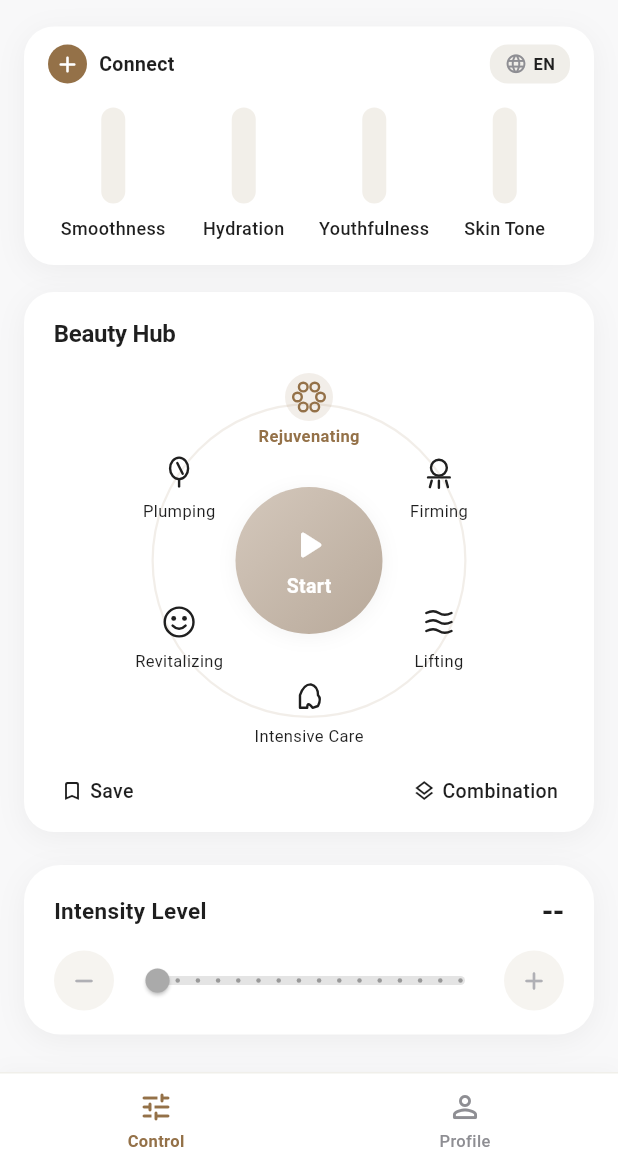
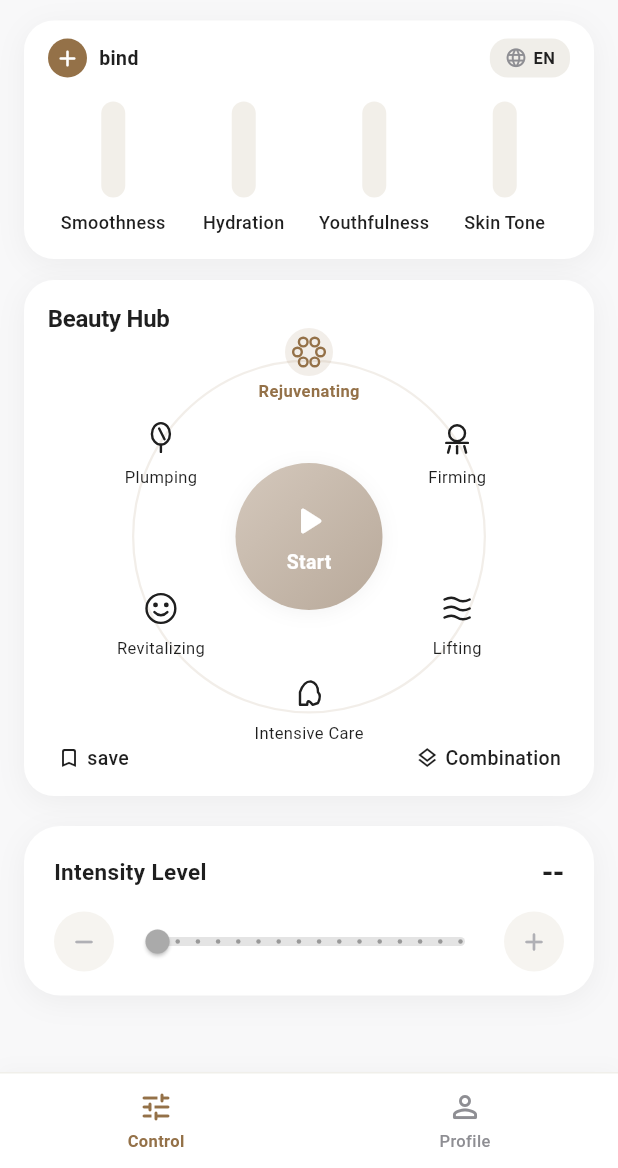
Before and after one commit to coral2017/aimm, a Flutter app: the screen it shows after launch, on a phone screen of 412 x 824 dp, the part 68-1236 px from its top. Run offline on Flutter 3.47's test engine with Material 3 defaults, Android fonts, the phone set to English and light mode, and no system bars; our stand-ins replace flutter_blue_plus; Roboto replaces fonts that are missing (PingFang SC).

Commit message:
feat: complete BeautyHub proportions, ConnectedDeviceDialog, heartbeat watchdog, and strict BLE filtering

```diff
--- a/lib/core/l10n/translations_en.dart
+++ b/lib/core/l10n/translations_en.dart
@@ -8,6 +8,7 @@ const Map<String, String> translationsEn = {
   'cancelConnection': 'Cancel',
   'connect': 'Connect',
   'bind': 'bind',
+  'unbindDevice': 'Unbind Device',
   'disconnect': 'Disconnect',
   'noDevicesFound': 'If host is off, press power button to turn on (blue light flashing).',
   'rescan': 'Scan Again',
@@ -22,7 +23,7 @@ const Map<String, String> translationsEn = {
   'intensiveCare': 'Intensive Care',
   'revitalizing': 'Revitalizing',
   'plumping': 'Plumping',
-  'save': 'Save',
+  'save': 'save',
   'saveMode': 'Save Current Mode',
   'savedModes': 'Saved Modes',
   'combination': 'Combination',
@@ -67,6 +68,10 @@ const Map<String, String> translationsEn = {
   'randomCycle': 'Random Routine',
   'sequenceCycle': 'Standard Routine',
   'treatmentComplete': 'Treatment complete! Mask has turned off automatically.',
+  'deviceDisconnectedAlert': '⚠️ Mask device disconnected. Please check device power or range.',
+  'lowBatteryAlert': '⚠️ Mask battery is low (<=15%). Please recharge soon.',
+  'heartbeatTimeoutAlert': '⚠️ Device communication timeout. Please check device status.',
+  'treatmentCompleteAlert': '🎉 Treatment complete (12:00)! Mask has turned off.',
   'battery': 'Battery',
   'timeRemaining': 'Time Remaining',
   'min': 'min',
--- a/lib/core/l10n/translations_zh_cn.dart
+++ b/lib/core/l10n/translations_zh_cn.dart
@@ -1,5 +1,5 @@
 const Map<String, String> translationsZhCn = {
-  'appTitle': 'AI智能面膜',
+  'appTitle': 'AI-Smart Mask',
   'analysisReport': '智检测报告',
   'connected': '已连接',
   'disconnected': '未连接',
@@ -8,6 +8,7 @@ const Map<String, String> translationsZhCn = {
   'cancelConnection': '取消连接',
   'connect': '连接',
   'bind': '绑定设备',
+  'unbindDevice': '解绑设备',
   'disconnect': '断开连接',
   'noDevicesFound': '主机如没开机，请先按开关键打开主机（蓝灯闪烁）。',
   'rescan': '重新扫描',
@@ -22,10 +23,10 @@ const Map<String, String> translationsZhCn = {
   'intensiveCare': '深度修护',
   'revitalizing': '舒缓修护',
   'plumping': '水光盈润',
-  'save': '保存',
+  'save': 'save',
   'saveMode': '保存当前模式',
   'savedModes': '保存的模式',
-  'combination': '组合模式',
+  'combination': 'Combination',
   'start': '开启',
   'pause': '暂停',
   'stop': '关闭',
@@ -67,6 +68,10 @@ const Map<String, String> translationsZhCn = {
   'randomCycle': '随机轮播模式',
   'sequenceCycle': '标准循环模式',
   'treatmentComplete': '12分钟护肤完成，面膜设备已自动停止！',
+  'deviceDisconnectedAlert': '⚠️ 面膜设备已断开连接，请检查设备电量或是否已关机',
+  'lowBatteryAlert': '⚠️ 面膜设备电量较低（≤15%），请及时充电',
+  'heartbeatTimeoutAlert': '⚠️ 面膜通讯超时，请检查设备状态',
+  'treatmentCompleteAlert': '🎉 12分钟护肤完成，面膜设备已自动关停！',
   'battery': '电量',
   'timeRemaining': '剩余时间',
   'min': '分',
--- a/lib/core/l10n/translations_zh_tw.dart
+++ b/lib/core/l10n/translations_zh_tw.dart
@@ -1,5 +1,5 @@
 const Map<String, String> translationsZhTw = {
-  'appTitle': 'AI智能面膜',
+  'appTitle': 'AI-Smart Mask',
   'analysisReport': '智檢測報告',
   'connected': '已連接',
   'disconnected': '未連接',
@@ -8,6 +8,7 @@ const Map<String, String> translationsZhTw = {
   'cancelConnection': '取消連接',
   'connect': '連接',
   'bind': '綁定設備',
+  'unbindDevice': '解綁設備',
   'disconnect': '斷開連接',
   'noDevicesFound': '主機如沒開機，請先按開關鍵打開主機（藍燈閃爍）。',
   'rescan': '重新掃描',
@@ -22,10 +23,10 @@ const Map<String, String> translationsZhTw = {
   'intensiveCare': '深度修護',
   'revitalizing': '舒緩修護',
   'plumping': '水光盈潤',
-  'save': '保存',
+  'save': 'save',
   'saveMode': '保存當前模式',
   'savedModes': '保存的模式',
-  'combination': '組合模式',
+  'combination': 'Combination',
   'start': '開啟',
   'pause': '暫停',
   'stop': '關閉',
@@ -47,7 +48,7 @@ const Map<String, String> translationsZhTw = {
   'skinSoothing': '舒緩鎮靜',
   'evenSkinTone': '均勻膚色',
   'reportSmoothnessDesc': '微電流激活面部肌肉，收縮細化毛孔，令肌膚細膩柔滑。',
-  'reportYouthfulnessDesc': '淡化細紋，煥活細胞能量，促進膠原蛋白新生。提拉面部輪廓，緊緻下頜線。',
+  'reportYouthfulnessDesc': '淡化細紋，煥活細胞能量，促進膠原蛋白新生。提拉面部輪廓，緊致下頜線。',
   'reportHydrationDesc': '平衡肌膚水油比例，深層補水鎖水，讓肌膚飽滿潤澤透亮。',
   'reportSkinToneDesc': '分解色沉，加速黑色素代謝，抑制酪氨酸酶活性，均淨提亮膚色。',
   'historyReport': '歷史報告',
@@ -67,6 +68,10 @@ const Map<String, String> translationsZhTw = {
   'randomCycle': '隨機輪播模式',
   'sequenceCycle': '標準循環模式',
   'treatmentComplete': '12分鐘護膚完成，面膜設備已自動停止！',
+  'deviceDisconnectedAlert': '⚠️ 面膜設備已斷開連接，請檢查設備電量或是否已開機',
+  'lowBatteryAlert': '⚠️ 面膜設備電量較低（≤15%），請及時充電',
+  'heartbeatTimeoutAlert': '⚠️ 面膜通訊超時，請檢查設備狀態',
+  'treatmentCompleteAlert': '🎉 12分鐘護膚完成，面膜設備已自動關停！',
   'battery': '電量',
   'timeRemaining': '剩餘時間',
   'min': '分',
--- a/lib/features/control/presentation/control_page.dart
+++ b/lib/features/control/presentation/control_page.dart
@@ -1,8 +1,8 @@
+import 'dart:async';
 import 'package:flutter/material.dart';
 import 'package:provider/provider.dart';
 import '../../../../core/l10n/app_localizations.dart';
 import '../../../../core/theme/app_colors.dart';
-import '../../connection/presentation/device_connection_dialog.dart';
 import '../../report/presentation/analysis_report_page.dart';
 import '../providers/mask_controller.dart';
 import 'widgets/circular_mode_dial.dart';
@@ -12,8 +12,55 @@ import 'widgets/intensity_slider.dart';
 import 'widgets/save_mode_dialog.dart';
 import 'widgets/status_metric_card.dart';
 
-class ControlPage extends StatelessWidget {
+class ControlPage extends StatefulWidget {
   const ControlPage({super.key});
+
+  @override
+  State<ControlPage> createState() => _ControlPageState();
+}
+
+class _ControlPageState extends State<ControlPage> {
+  StreamSubscription? _alertSub;
+
+  @override
+  void initState() {
+    super.initState();
+    WidgetsBinding.instance.addPostFrameCallback((_) {
+      final controller = context.read<MaskController>();
+      _alertSub = controller.globalAlertStream.listen((alertKey) {
+        if (!mounted) return;
+        ScaffoldMessenger.of(context).hideCurrentSnackBar();
+        ScaffoldMessenger.of(context).showSnackBar(
+          SnackBar(
+            content: Row(
+              children: [
+                const Icon(Icons.warning_amber_rounded, color: Colors.white, size: 20),
+                const SizedBox(width: 10),
+                Expanded(
+                  child: Text(
+                    context.tr(alertKey),
+                    style: const TextStyle(fontSize: 13, fontWeight: FontWeight.w500),
+                  ),
+                ),
+              ],
+            ),
+            backgroundColor: alertKey.contains('Complete')
+                ? const Color(0xFF2E7D32)
+                : const Color(0xFFC62828),
+            duration: const Duration(seconds: 4),
+            behavior: SnackBarBehavior.floating,
+            shape: RoundedRectangleBorder(borderRadius: BorderRadius.circular(12)),
+          ),
+        );
+      });
+    });
+  }
+
+  @override
+  void dispose() {
+    _alertSub?.cancel();
+    super.dispose();
+  }
 
   @override
   Widget build(BuildContext context) {
@@ -82,12 +129,10 @@ class ControlPage extends StatelessWidget {
                 ),
               ),
 
-              const SizedBox(height: 6),
+              const SizedBox(height: 4),
 
               // Card 1: Combined Top Status & 4-Metric Bar Card (Figma 0:810 / 18:591)
-              StatusMetricCard(
-                onAddDeviceTap: () => DeviceConnectionDialog.show(context),
-              ),
+              const StatusMetricCard(),
 
               const SizedBox(height: 2),
 
--- a/lib/features/control/presentation/widgets/circular_mode_dial.dart
+++ b/lib/features/control/presentation/widgets/circular_mode_dial.dart
@@ -25,8 +25,8 @@ class CircularModeDial extends StatelessWidget {
     final isRunning = controller.isRunning;
 
     return Container(
-      margin: const EdgeInsets.symmetric(horizontal: 16.0, vertical: 8.0),
-      padding: const EdgeInsets.fromLTRB(20, 16, 20, 14),
+      margin: const EdgeInsets.symmetric(horizontal: 16.0, vertical: 6.0),
+      padding: const EdgeInsets.fromLTRB(12, 14, 12, 12),
       decoration: BoxDecoration(
         color: AppColors.cardBackground,
         borderRadius: BorderRadius.circular(20),
@@ -41,8 +41,10 @@ class CircularModeDial extends StatelessWidget {
       child: Column(
         crossAxisAlignment: CrossAxisAlignment.start,
         children: [
-          // Card Title & Optional Combination Badge
-          Row(
+          // Card Title & Optional Combination Badge (Figma 0:810)
+          Padding(
+            padding: const EdgeInsets.symmetric(horizontal: 4.0),
+            child: Row(
               mainAxisAlignment: MainAxisAlignment.spaceBetween,
               children: [
                 const Text(
@@ -72,21 +74,22 @@ class CircularModeDial extends StatelessWidget {
                   ),
               ],
             ),
+          ),
 
-          const SizedBox(height: 10),
+          const SizedBox(height: 6),
 
-          // Central Circular Mode Selector (Figma 0:810 / 18:591)
+          // Central Circular Mode Selector (Figma 0:810 / 18:591 - Spanning edge-to-edge)
           Center(
             child: SizedBox(
-              width: 260,
-              height: 260,
+              width: 318,
+              height: 256,
               child: Stack(
                 alignment: Alignment.center,
                 children: [
-                  // Outer Faint Ring (Figma 0:863)
+                  // Outer Faint Ring (Figma 0:863, diameter 240)
                   Container(
-                    width: 210,
-                    height: 210,
+                    width: 236,
+                    height: 236,
                     decoration: BoxDecoration(
                       shape: BoxShape.circle,
                       border: Border.all(
@@ -106,7 +109,7 @@ class CircularModeDial extends StatelessWidget {
                     );
                   }),
 
-                  // Center Start / Pause Button
+                  // Center Start / Pause Button (98x98)
                   _buildCenterActionButton(
                     context: context,
                     isRunning: isRunning,
@@ -129,10 +132,12 @@ class CircularModeDial extends StatelessWidget {
             ),
           ),
 
-          const SizedBox(height: 10),
+          const SizedBox(height: 6),
 
-          // Bottom Action Row (save & Combination)
-          Row(
+          // Bottom Action Row (save & Combination) (Figma 0:849 & 0:830)
+          Padding(
+            padding: const EdgeInsets.symmetric(horizontal: 4.0),
+            child: Row(
               mainAxisAlignment: MainAxisAlignment.spaceBetween,
               children: [
                 // Save Button (Figma 0:849)
@@ -140,7 +145,7 @@ class CircularModeDial extends StatelessWidget {
                   onTap: onSaveTap,
                   borderRadius: BorderRadius.circular(8),
                   child: Padding(
-                  padding: const EdgeInsets.symmetric(horizontal: 4, vertical: 4),
+                    padding: const EdgeInsets.symmetric(horizontal: 6, vertical: 4),
                     child: Row(
                       mainAxisSize: MainAxisSize.min,
                       children: [
@@ -168,7 +173,7 @@ class CircularModeDial extends StatelessWidget {
                   onTap: onCombinationTap,
                   borderRadius: BorderRadius.circular(8),
                   child: Padding(
-                  padding: const EdgeInsets.symmetric(horizontal: 4, vertical: 4),
+                    padding: const EdgeInsets.symmetric(horizontal: 6, vertical: 4),
                     child: Row(
                       mainAxisSize: MainAxisSize.min,
                       children: [
@@ -192,6 +197,7 @@ class CircularModeDial extends StatelessWidget {
                 ),
               ],
             ),
+          ),
         ],
       ),
     );
@@ -213,7 +219,8 @@ class CircularModeDial extends StatelessWidget {
       MaskModeType.plumping => 210.0, // Top Left
     };
 
-    const double radius = 100.0;
+    // Radius tuned to 114 to span gracefully across card
+    const double radius = 114.0;
     final double angleInRadians = angleInDegrees * (math.pi / 180.0);
     final double x = radius * math.cos(angleInRadians);
     final double y = radius * math.sin(angleInRadians);
@@ -228,7 +235,7 @@ class CircularModeDial extends StatelessWidget {
           onTap: onTap,
           borderRadius: BorderRadius.circular(16),
           child: Padding(
-            padding: const EdgeInsets.all(4.0),
+            padding: const EdgeInsets.all(2.0),
             child: Column(
               mainAxisSize: MainAxisSize.min,
               children: [
--- a/lib/features/control/presentation/widgets/status_metric_card.dart
+++ b/lib/features/control/presentation/widgets/status_metric_card.dart
@@ -2,15 +2,12 @@ import 'package:flutter/material.dart';
 import 'package:provider/provider.dart';
 import '../../../../core/l10n/app_localizations.dart';
 import '../../../../core/theme/app_colors.dart';
+import '../../../connection/presentation/connected_device_dialog.dart';
+import '../../../connection/presentation/device_connection_dialog.dart';
 import '../../providers/mask_controller.dart';
 
 class StatusMetricCard extends StatelessWidget {
-  final VoidCallback onAddDeviceTap;
-
-  const StatusMetricCard({
-    super.key,
-    required this.onAddDeviceTap,
-  });
+  const StatusMetricCard({super.key});
 
   @override
   Widget build(BuildContext context) {
@@ -19,7 +16,7 @@ class StatusMetricCard extends StatelessWidget {
     final metrics = controller.skinMetrics;
 
     return Container(
-      margin: const EdgeInsets.symmetric(horizontal: 16.0, vertical: 8.0),
+      margin: const EdgeInsets.symmetric(horizontal: 16.0, vertical: 6.0),
       padding: const EdgeInsets.fromLTRB(16, 12, 16, 16),
       decoration: BoxDecoration(
         color: AppColors.cardBackground,
@@ -41,7 +38,7 @@ class StatusMetricCard extends StatelessWidget {
               if (!isConnected)
                 // Unbound / Disconnected: + bind button (Figma 18:591)
                 InkWell(
-                  onTap: onAddDeviceTap,
+                  onTap: () => DeviceConnectionDialog.show(context),
                   borderRadius: BorderRadius.circular(16),
                   child: Row(
                     mainAxisSize: MainAxisSize.min,
@@ -62,7 +59,7 @@ class StatusMetricCard extends StatelessWidget {
                       ),
                       const SizedBox(width: 8),
                       Text(
-                        context.tr('connect'),
+                        context.tr('bind'),
                         style: const TextStyle(
                           fontSize: 13,
                           fontWeight: FontWeight.w600,
@@ -73,9 +70,9 @@ class StatusMetricCard extends StatelessWidget {
                   ),
                 )
               else
-                // Connected: Status Capsule (Battery, Connected, Timer) (Figma 0:810)
+                // Connected: Status Capsule (Battery, Connected, Timer) -> Opens ConnectedDeviceDialog (Figma 0:810)
                 InkWell(
-                  onTap: onAddDeviceTap,
+                  onTap: () => ConnectedDeviceDialog.show(context),
                   borderRadius: BorderRadius.circular(12),
                   child: Container(
                     padding: const EdgeInsets.symmetric(horizontal: 10, vertical: 5),
@@ -140,7 +137,7 @@ class StatusMetricCard extends StatelessWidget {
                   ),
                 ),
 
-              // Right: Language Pill (🌐 EN)
+              // Right: Language Pill (🌐 EN / 简体)
               InkWell(
                 onTap: () => controller.cycleLanguage(),
                 borderRadius: BorderRadius.circular(12),
```
Also changed, not shown: lib/core/ble/ble_real_service.dart (+23 -26 lines), lib/features/connection/presentation/connected_device_dialog.dart (added, +211 -0 lines), lib/features/control/providers/mask_controller.dart (+53 -5 lines). Lines whose indentation alone changed are shown as unchanged.
